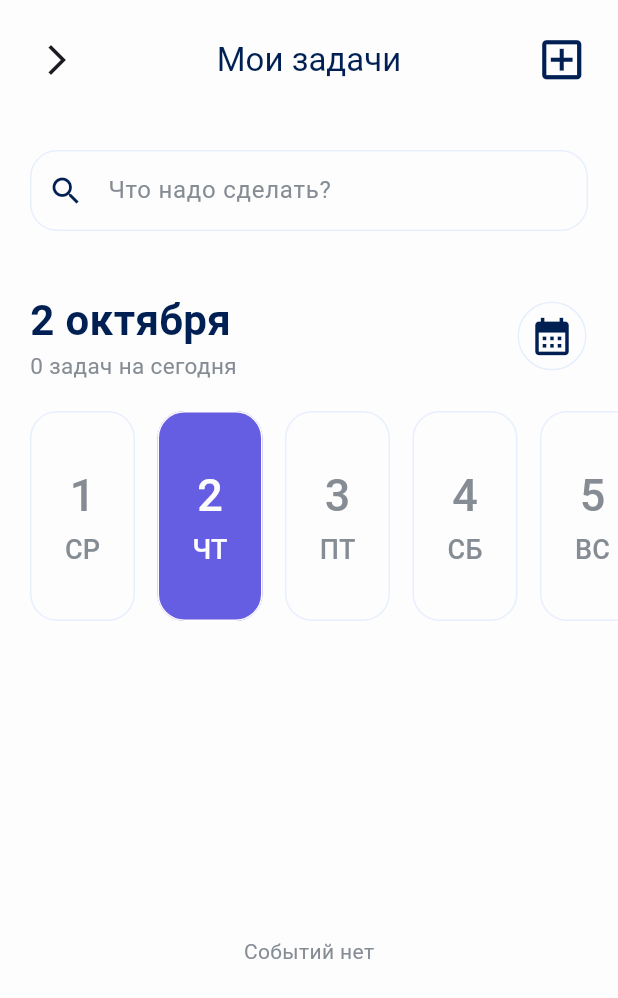
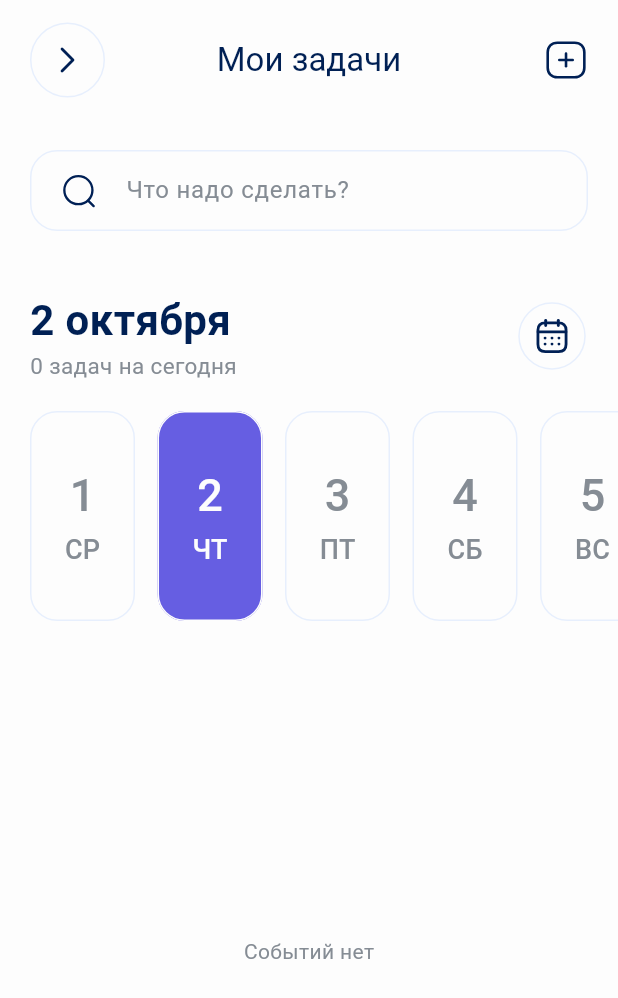
Before and after one commit to SawyerTheHollow/PersonalTaskTracker, a Flutter app: the DashboardScreen screen opened directly, on a phone screen of 412 x 824 dp. Shown: the top 998 px of the screen. Run offline on Flutter 3.47's test engine with Material 3 defaults, Android fonts, the phone set to English and light mode, and no system bars; our stand-ins replace dio, flutter_secure_storage, flutter_slidable, flutter_svg, get_it, hive and 3 more; missing offline and left inert: custom_check_box; accounts and stored records are empty; generated files the repository leaves out were written again.

Commit message:
Все иконки заменены на аналоги с макета

```diff
--- a/lib/main.dart
+++ b/lib/main.dart
@@ -6,14 +6,12 @@ import 'package:first_flutter_project/models/task.dart';
 
 
 void main() async {
+
   //retrofit
   //flutter_secure_storage
   //get_it
   //hive
  setupLocator();
 
-  //TODO Локализация календаря
-  //await initializeDateFormatting('ru', '');
-
   runApp(App());
 }
--- a/lib/ui/screens/dashboard_screen.dart
+++ b/lib/ui/screens/dashboard_screen.dart
@@ -8,6 +8,7 @@ import 'package:first_flutter_project/ui/shared/taska_text_form_field.dart';
 import 'package:first_flutter_project/ui/shared/taska_title_text.dart';
 import 'package:first_flutter_project/ui/shared/palette.dart';
 import 'package:flutter/material.dart';
+import 'package:flutter_svg/flutter_svg.dart';
 import 'package:hive_flutter/hive_flutter.dart';
 import 'package:intl/intl.dart';
 import 'package:table_calendar/table_calendar.dart';
@@ -172,10 +173,13 @@ class _DashboardScreenState extends State<DashboardScreen> {
                   borderRadius: BorderRadius.circular(16.0),
                 ),
                 child: TableCalendar(
-                  onPageChanged: (date){
+                  onPageChanged: (date) {
                     _focusedDay = date;
-                    _monthTitle = DateFormat.MMMM('ru').format(_focusedDay)[0].toUpperCase() + DateFormat.MMMM('ru').format(_focusedDay).substring(1);
-
+                    _monthTitle =
+                        DateFormat.MMMM(
+                          'ru',
+                        ).format(_focusedDay)[0].toUpperCase() +
+                        DateFormat.MMMM('ru').format(_focusedDay).substring(1);
                   },
                   locale: 'ru_RU',
                   eventLoader: _getTasksForDay,
@@ -247,15 +251,28 @@ class _DashboardScreenState extends State<DashboardScreen> {
       backgroundColor: taskaBackground,
       key: _scaffoldKey,
       appBar: AppBar(
-        leading: IconButton(
-          padding: EdgeInsets.only(left: 20),
+        leadingWidth: 70,
+        leading: Padding(
+          padding: EdgeInsets.only(left: 20.0),
+          child: IconButton(
+            icon: SvgPicture.asset(
+              "assets/icons/Forward arrow.svg",
+              width: 25,
+              height: 25,
+            ),
+            padding: EdgeInsets.all(10),
+            style: IconButton.styleFrom(
+              side: BorderSide(color: taskaBorder),
+              shape: CircleBorder(),
+              backgroundColor: Colors.transparent,
+            ),
             onPressed: () async {
               await Navigator.push(
                 context,
                 MaterialPageRoute(builder: (context) => TasksScreen()),
               );
             },
-          icon: Icon(Icons.arrow_forward_ios),
+          ),
         ),
         scrolledUnderElevation: 0,
         toolbarHeight: 80,
@@ -273,7 +290,11 @@ class _DashboardScreenState extends State<DashboardScreen> {
                 setState(() {});
               });
             },
-            icon: Icon(Icons.add_box_outlined, size: 35, color: taskaTextDark),
+            icon: SvgPicture.asset(
+              "assets/icons/Plus.svg",
+              width: 30,
+              height: 30,
+            ),
             padding: EdgeInsets.only(right: 20),
           ),
         ],
@@ -286,7 +307,11 @@ class _DashboardScreenState extends State<DashboardScreen> {
               controller: _searchBarController,
               labelText: "Что надо сделать?",
               height: 15,
-              prefixIcon: Icon(Icons.search, color: taskaTextDark),
+              prefixIcon: SvgPicture.asset(
+                "assets/icons/Search.svg",
+                width: 25,
+                height: 25,
+              ),
               onChanged: (string) {
                 setState(() {});
               },
@@ -297,7 +322,6 @@ class _DashboardScreenState extends State<DashboardScreen> {
             child: Row(
               children: [
                 TaskaTitleText(
-                  //topText: "asd",
                   topText: DateFormat.MMMMd('ru').format(_selectedDay),
                   bottomText:
                       _getTasksForDay(
@@ -321,8 +345,12 @@ class _DashboardScreenState extends State<DashboardScreen> {
                 Spacer(),
                 IconButton(
                   onPressed: () => _showOverlay(context),
-                  icon: Icon(Icons.calendar_month, color: taskaTextDark),
-                  iconSize: 30,
+                  icon: SvgPicture.asset(
+                    "assets/icons/Calendar.svg",
+                    width: 25,
+                    height: 25,
+                  ),
+                  padding: EdgeInsets.all(10),
                   style: IconButton.styleFrom(
                     side: BorderSide(color: taskaBorder),
                     shape: CircleBorder(),
@@ -334,7 +362,10 @@ class _DashboardScreenState extends State<DashboardScreen> {
           ),
           Padding(
             padding: EdgeInsets.only(left: 20),
-            child: TaskaHorizontalCalendar(selectedDay: _selectedDay, onUpdate: _updateSelectedDay,)
+            child: TaskaHorizontalCalendar(
+              selectedDay: _selectedDay,
+              onUpdate: _updateSelectedDay,
+            ),
           ),
           Expanded(
             child: Padding(
--- a/lib/ui/shared/taska_text_form_field.dart
+++ b/lib/ui/shared/taska_text_form_field.dart
@@ -32,7 +32,11 @@ class _TaskaTextFormFieldState extends State<TaskaTextFormField> {
       validator: widget.validator,
       onChanged: widget.onChanged,
       decoration: InputDecoration(
-        prefixIcon: widget.prefixIcon,
+        prefixIconConstraints: BoxConstraints(minWidth: 25, minHeight: 25),
+        prefixIcon: Padding(
+          padding: const EdgeInsets.only(left: 20, right: 15),
+          child: widget.prefixIcon,
+        ),
         contentPadding: EdgeInsets.all(widget.height),
         labelText: widget.labelText,
         labelStyle: TextStyle(color: taskaTextGray),
--- a/pubspec.yaml
+++ b/pubspec.yaml
@@ -23,6 +23,7 @@ dependencies:
   flutter_slidable: ^4.0.3
   flutter_localizations:
     sdk: flutter
+  flutter_svg: ^2.2.1
 
 dev_dependencies:
   flutter_test:
@@ -35,6 +36,7 @@ dev_dependencies:
 flutter:
   assets:
     - assets/images/
+    - assets/icons/
   fonts:
     - family: Poller
       fonts:
```
Also changed, not shown: lib/ui/screens/add_task_screen.dart (+20 -4 lines), lib/ui/screens/tasks_screen.dart (+28 -9 lines), assets/icons/Arrow - Left 2.svg (added), assets/icons/Back arrow.svg (added), assets/icons/Calendar.svg (added), assets/icons/Forward arrow.svg (added), assets/icons/Plus.svg (added), assets/icons/Search.svg (added). Lines whose indentation alone changed are shown as unchanged.
